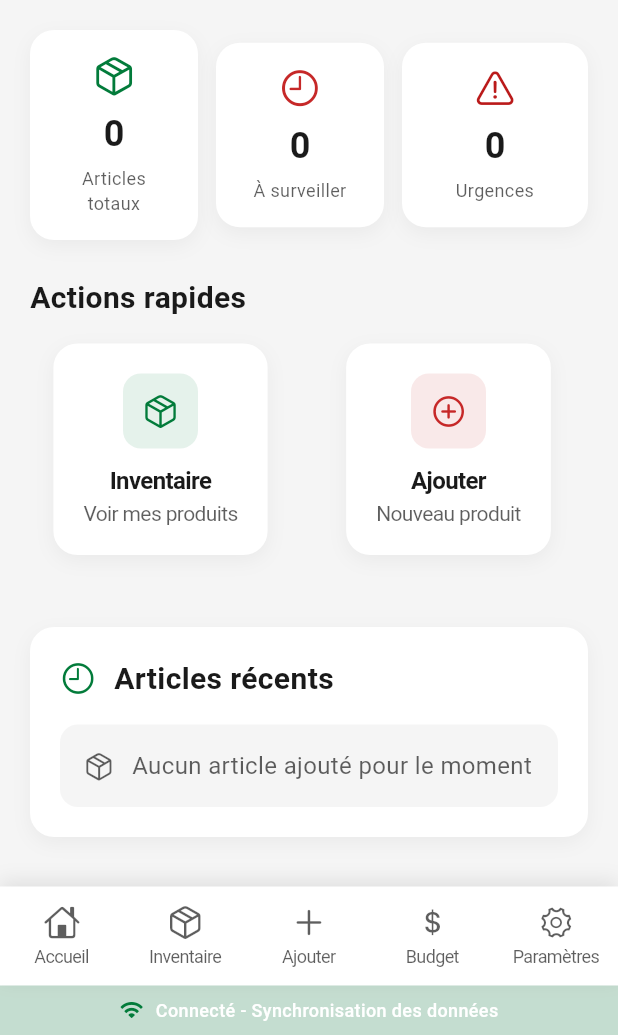
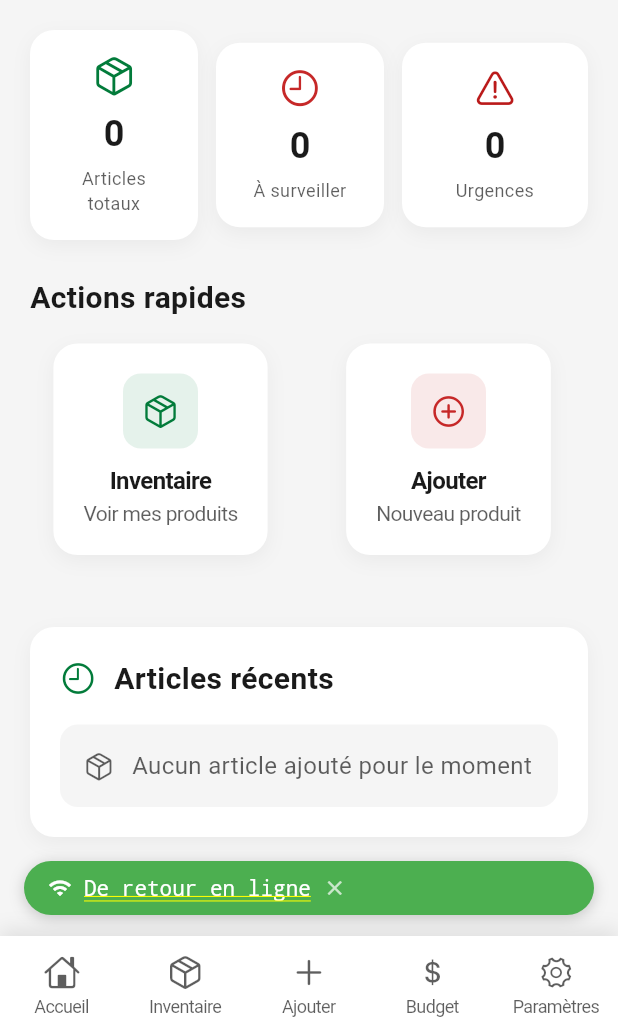
Before and after one commit to Ken-Andre/ngonnest, a Flutter app: the DashboardScreen screen opened by its route, on a phone screen of 412 x 824 dp, the part 201-1236 px from its top. Run offline on Flutter 3.47's test engine with Material 3 defaults, Android fonts, the phone set to English and light mode, and no system bars; our stand-ins replace connectivity_plus, device_info_plus, flutter_local_notifications, flutter_typeahead, package_info_plus, shared_preferences and 3 more; missing offline and left inert: workmanager; accounts and stored records are empty; statements that could not run were skipped.

Commit message:
[Not Yet Tested]feat(connectivity): integrate connectivity features and update dependencies
- Add connectivity_plus and connectivity_plus_platform_interface packages for improved network status handling.
- Introduce ConnectivityService to manage connectivity state and provide updates throughout the app.
- Update DashboardScreen to include a ConnectivityBanner for user notifications regarding network status.

```diff
--- a/code/flutter/ngonnest_app/lib/main.dart
+++ b/code/flutter/ngonnest_app/lib/main.dart
@@ -19,6 +19,7 @@ import 'services/household_service.dart';
 import 'services/notification_service.dart';
 import 'services/database_service.dart'; // Import DatabaseService
 import 'services/background_task_service.dart'; // Import BackgroundTaskService
+import 'services/connectivity_service.dart'; // Import ConnectivityService
 import 'theme/app_theme.dart';
 import 'theme/theme_mode_notifier.dart'; // Import the new file
 import 'screens/preferences_screen.dart';
@@ -97,6 +98,9 @@ void main() async {
         Provider<DatabaseService>(
           create: (context) => DatabaseService(),
         ), // Provide DatabaseService
+        ChangeNotifierProvider<ConnectivityService>(
+          create: (context) => ConnectivityService(),
+        ), // Provide ConnectivityService
       ],
       child: const MyApp(),
     ),
--- a/code/flutter/ngonnest_app/lib/screens/dashboard_screen.dart
+++ b/code/flutter/ngonnest_app/lib/screens/dashboard_screen.dart
@@ -11,6 +11,7 @@ import '../repository/inventory_repository.dart';
 import '../theme/app_theme.dart';
 import 'add_product_screen.dart';
 import '../theme/theme_mode_notifier.dart';
+import '../widgets/connectivity_banner.dart';
 
 class DashboardScreen extends StatefulWidget {
   const DashboardScreen({super.key});
@@ -137,7 +138,10 @@ class _DashboardScreenState extends State<DashboardScreen> {
       );
     }
 
-    return Scaffold(
+    return Stack(
+      children: [
+        // Main scaffold with all content
+        Scaffold(
           backgroundColor: Theme.of(context).colorScheme.background,
           body: SafeArea(
             child: Column(
@@ -152,12 +156,19 @@ class _DashboardScreenState extends State<DashboardScreen> {
 
                 // Bottom navigation
                 _buildBottomNavigation(),
-
-            // Status bar
-            _buildStatusBar(),
               ],
             ),
           ),
+        ),
+
+        // Connectivity banner overlay at bottom
+        Positioned(
+          bottom: 80, // Above bottom navigation
+          left: 16,
+          right: 16,
+          child: const ConnectivityBanner(),
+        ),
+      ],
     );
   }
 
@@ -851,39 +862,7 @@ class _DashboardScreenState extends State<DashboardScreen> {
     );
   }
 
-  Widget _buildStatusBar() {
-    return Container(
-      padding: const EdgeInsets.symmetric(horizontal: 20, vertical: 8),
-      color: _offlineMode
-          ? Theme.of(context).colorScheme.tertiary.withOpacity(0.2)
-          : Theme.of(context).colorScheme.primary.withOpacity(0.2),
-      child: Row(
-        mainAxisAlignment: MainAxisAlignment.center,
-        children: [
-          Icon(
-            _offlineMode ? CupertinoIcons.wifi_slash : CupertinoIcons.wifi,
-            size: 16,
-            color: _offlineMode
-                ? Theme.of(context).colorScheme.secondary
-                : Theme.of(context).colorScheme.primary,
-          ),
-          const SizedBox(width: 8),
-          Text(
-            _offlineMode
-                ? 'Hors ligne - Données sauvegardées localement'
-                : 'Connecté - Synchronisation des données',
-            style: TextStyle(
-              fontSize: 12,
-              color: _offlineMode
-                  ? Theme.of(context).colorScheme.onSecondary
-                  : Theme.of(context).colorScheme.onPrimary,
-              fontWeight: FontWeight.w500,
-            ),
-          ),
-        ],
-      ),
-    );
-  }
+
 
   void _navigateToTab(int index) {
     // Navigate to actual screens instead of switching content in same screen
--- /dev/null
+++ b/code/flutter/ngonnest_app/lib/widgets/connectivity_banner.dart
@@ -0,0 +1,63 @@
+import 'package:flutter/material.dart';
+import 'package:provider/provider.dart';
+import '../services/connectivity_service.dart';
+
+/// Widget bannière de connectivité dynamique comme YouTube
+/// S'affiche temporairement lors des changements de réseau
+/// Positionnée en bas de l'écran, au-dessus de la navigation
+class ConnectivityBanner extends StatelessWidget {
+  const ConnectivityBanner({super.key});
+
+  @override
+  Widget build(BuildContext context) {
+    final connectivity = context.watch<ConnectivityService>();
+
+    return AnimatedOpacity(
+      opacity: connectivity.showBanner ? 1.0 : 0.0,
+      duration: const Duration(milliseconds: 300),
+      curve: Curves.easeInOut,
+      child: Container(
+        padding: const EdgeInsets.symmetric(horizontal: 16, vertical: 10),
+        decoration: BoxDecoration(
+          color: connectivity.bannerColor,
+          borderRadius: BorderRadius.circular(20),
+          boxShadow: [
+            BoxShadow(
+              color: Colors.black.withOpacity(0.2),
+              blurRadius: 8,
+              offset: const Offset(0, 2),
+            ),
+          ],
+        ),
+        child: Row(
+          mainAxisSize: MainAxisSize.min,
+          children: [
+            Icon(
+              connectivity.bannerIcon,
+              size: 16,
+              color: Colors.white,
+            ),
+            const SizedBox(width: 8),
+            Text(
+              connectivity.bannerMessage,
+              style: const TextStyle(
+                color: Colors.white,
+                fontSize: 14,
+                fontWeight: FontWeight.w500,
+              ),
+            ),
+            const SizedBox(width: 8),
+            GestureDetector(
+              onTap: connectivity.hideConnectivityBanner,
+              child: const Icon(
+                Icons.close,
+                size: 16,
+                color: Colors.white70,
+              ),
+            ),
+          ],
+        ),
+      ),
+    );
+  }
+}
--- a/code/flutter/ngonnest_app/pubspec.yaml
+++ b/code/flutter/ngonnest_app/pubspec.yaml
@@ -40,6 +40,7 @@ dependencies:
   package_info_plus: ^8.0.0
   flutter_typeahead: ^5.0.0
   synchronized: ^3.1.0
+  connectivity_plus: ^6.0.3
 
   # The following adds the Cupertino Icons font to your application.
   # Use with the CupertinoIcons class for iOS style icons.
```
Also changed, not shown: code/flutter/ngonnest_app/lib/services/connectivity_service.dart (added, +170 -0 lines), code/flutter/ngonnest_app/pubspec.lock. Lines whose indentation alone changed are shown as unchanged.
